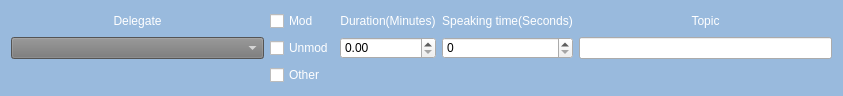
Qt form ui_files/motion_options.ui (mkirby528/Run-MUN) before a commit.
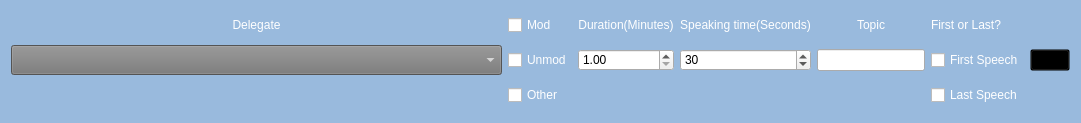
The same form after that commit. Icons and pictures are not drawn.

Commit message: mod caucus page fully functional, motions can start mod caucus

Patch:
```diff
--- a/ui_files/motion_options.ui
+++ b/ui_files/motion_options.ui
@@ -6,8 +6,8 @@
    <rect>
     <x>0</x>
     <y>0</y>
-    <width>843</width>
-    <height>94</height>
+    <width>1081</width>
+    <height>123</height>
    </rect>
   </property>
   <property name="maximumSize">
@@ -28,7 +28,8 @@
 #delegate_label, 
 #duration_label,
 #speaking_time_label,
-#topic_label{
+#topic_label,
+#first_or_last_label{
 	color:white;
 	font: 87 14pt &quot;Arial Black&quot;;
 }
@@ -36,6 +37,7 @@
 #mod_check_box,
 #unmod_check_box,
 #other_check_box{
+
 	color:white;
 	font: 87 14pt &quot;Arial Black&quot;;
 }
@@ -45,9 +47,20 @@
 	color:white;
 
 	font: 87 12pt &quot;Arial Black&quot;;
-}</string>
+}
+
+#first_check_box, #last_check_box{
+
+	color:white;
+	font: 87 12pt &quot;Arial Black&quot;;
+}
+
+#start_motion_button{
+	background-color: transparent
+}
+</string>
   </property>
-  <layout class="QGridLayout" name="gridLayout" columnstretch="4,1,1,1,4">
+  <layout class="QGridLayout" name="gridLayout" columnstretch="4,0,0,0,0,0,0">
    <item row="4" column="1">
     <widget class="QCheckBox" name="other_check_box">
      <property name="text">
@@ -58,16 +71,6 @@
      </property>
     </widget>
    </item>
-   <item row="1" column="1">
-    <widget class="QCheckBox" name="mod_check_box">
-     <property name="text">
-      <string>Mod</string>
-     </property>
-     <property name="autoExclusive">
-      <bool>true</bool>
-     </property>
-    </widget>
-   </item>
    <item row="1" column="0">
     <widget class="QLabel" name="delegate_label">
      <property name="text">
@@ -78,16 +81,6 @@
      </property>
     </widget>
    </item>
-   <item row="3" column="1">
-    <widget class="QCheckBox" name="unmod_check_box">
-     <property name="text">
-      <string>Unmod</string>
-     </property>
-     <property name="autoExclusive">
-      <bool>true</bool>
-     </property>
-    </widget>
-   </item>
    <item row="1" column="2">
     <widget class="QLabel" name="duration_label">
      <property name="text">
@@ -98,24 +91,25 @@
      </property>
     </widget>
    </item>
-   <item row="3" column="2">
-    <widget class="QDoubleSpinBox" name="doubleSpinBox"/>
-   </item>
-   <item row="1" column="3">
-    <widget class="QLabel" name="speaking_time_label">
+   <item row="3" column="1">
+    <widget class="QCheckBox" name="unmod_check_box">
      <property name="text">
-      <string>Speaking time(Seconds)</string>
+      <string>Unmod</string>
      </property>
-     <property name="alignment">
-      <set>Qt::AlignCenter</set>
+     <property name="autoExclusive">
+      <bool>true</bool>
      </property>
     </widget>
    </item>
-   <item row="3" column="3">
-    <widget class="QSpinBox" name="spinBox"/>
-   </item>
-   <item row="3" column="4">
-    <widget class="QLineEdit" name="lineEdit"/>
+   <item row="1" column="1">
+    <widget class="QCheckBox" name="mod_check_box">
+     <property name="text">
+      <string>Mod</string>
+     </property>
+     <property name="autoExclusive">
+      <bool>true</bool>
+     </property>
+    </widget>
    </item>
    <item row="1" column="4">
     <widget class="QLabel" name="topic_label">
@@ -127,6 +121,16 @@
      </property>
     </widget>
    </item>
+   <item row="1" column="3">
+    <widget class="QLabel" name="speaking_time_label">
+     <property name="text">
+      <string>Speaking time(Seconds)</string>
+     </property>
+     <property name="alignment">
+      <set>Qt::AlignCenter</set>
+     </property>
+    </widget>
+   </item>
    <item row="3" column="0">
     <widget class="QComboBox" name="delegates_combo_box">
      <property name="sizePolicy">
@@ -155,6 +159,70 @@
      </property>
     </widget>
    </item>
+   <item row="3" column="2">
+    <widget class="QDoubleSpinBox" name="doubleSpinBox">
+     <property name="minimum">
+      <double>1.000000000000000</double>
+     </property>
+    </widget>
+   </item>
+   <item row="3" column="4">
+    <widget class="QLineEdit" name="lineEdit"/>
+   </item>
+   <item row="3" column="3">
+    <widget class="QSpinBox" name="spinBox">
+     <property name="minimum">
+      <number>1</number>
+     </property>
+     <property name="value">
+      <number>30</number>
+     </property>
+    </widget>
+   </item>
+   <item row="1" column="5">
+    <widget class="QLabel" name="first_or_last_label">
+     <property name="text">
+      <string>First or Last?</string>
+     </property>
+    </widget>
+   </item>
+   <item row="3" column="5">
+    <widget class="QCheckBox" name="first_check_box">
+     <property name="text">
+      <string>First Speech</string>
+     </property>
+     <property name="autoExclusive">
+      <bool>true</bool>
+     </property>
+    </widget>
+   </item>
+   <item row="4" column="5">
+    <widget class="QCheckBox" name="last_check_box">
+     <property name="text">
+      <string>Last Speech</string>
+     </property>
+     <property name="autoExclusive">
+      <bool>true</bool>
+     </property>
+    </widget>
+   </item>
+   <item row="3" column="6">
+    <widget class="QPushButton" name="start_motion_button">
+     <property name="text">
+      <string/>
+     </property>
+     <property name="icon">
+      <iconset>
+       <normaloff>../resources/right-arrow.png</normaloff>../resources/right-arrow.png</iconset>
+     </property>
+     <property name="iconSize">
+      <size>
+       <width>50</width>
+       <height>32</height>
+      </size>
+     </property>
+    </widget>
+   </item>
   </layout>
  </widget>
  <resources/>
```
The commit also changes 7 other files.
